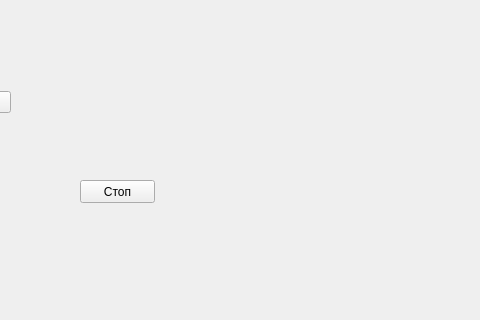
Old version of the form mainwindow.ui in the repository vokhmianin-da/Thread_Pull; both pictures show x 320 to 800 and y 0 to 320 of the 800 by 600 pixel window.
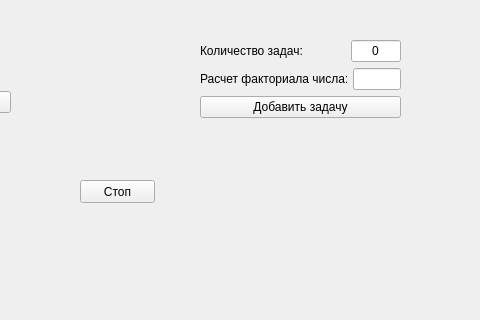
New version of the form.

Commit message: Добавление задач

Diff of the .ui file:
```diff
--- a/mainwindow.ui
+++ b/mainwindow.ui
@@ -141,6 +141,91 @@
      </item>
     </layout>
    </widget>
+   <widget class="QWidget" name="">
+    <property name="geometry">
+     <rect>
+      <x>520</x>
+      <y>40</y>
+      <width>201</width>
+      <height>81</height>
+     </rect>
+    </property>
+    <layout class="QVBoxLayout" name="verticalLayout">
+     <item>
+      <layout class="QHBoxLayout" name="horizontalLayout_4">
+       <item>
+        <widget class="QLabel" name="label_4">
+         <property name="minimumSize">
+          <size>
+           <width>141</width>
+           <height>0</height>
+          </size>
+         </property>
+         <property name="text">
+          <string>Количество задач:</string>
+         </property>
+        </widget>
+       </item>
+       <item>
+        <widget class="QLineEdit" name="TaskQuantity">
+         <property name="maximumSize">
+          <size>
+           <width>50</width>
+           <height>16777215</height>
+          </size>
+         </property>
+         <property name="text">
+          <string>0</string>
+         </property>
+         <property name="alignment">
+          <set>Qt::AlignCenter</set>
+         </property>
+         <property name="readOnly">
+          <bool>true</bool>
+         </property>
+        </widget>
+       </item>
+      </layout>
+     </item>
+     <item>
+      <layout class="QHBoxLayout" name="horizontalLayout_3">
+       <item>
+        <widget class="QLabel" name="label_3">
+         <property name="minimumSize">
+          <size>
+           <width>141</width>
+           <height>0</height>
+          </size>
+         </property>
+         <property name="text">
+          <string>Расчет факториала числа:</string>
+         </property>
+        </widget>
+       </item>
+       <item>
+        <widget class="QLineEdit" name="NumberToFactorial">
+         <property name="maximumSize">
+          <size>
+           <width>50</width>
+           <height>16777215</height>
+          </size>
+         </property>
+         <property name="alignment">
+          <set>Qt::AlignCenter</set>
+         </property>
+        </widget>
+       </item>
+      </layout>
+     </item>
+     <item>
+      <widget class="QPushButton" name="pushButton">
+       <property name="text">
+        <string>Добавить задачу</string>
+       </property>
+      </widget>
+     </item>
+    </layout>
+   </widget>
   </widget>
   <widget class="QMenuBar" name="menubar">
    <property name="geometry">
```
The commit also changes 7 other files.
